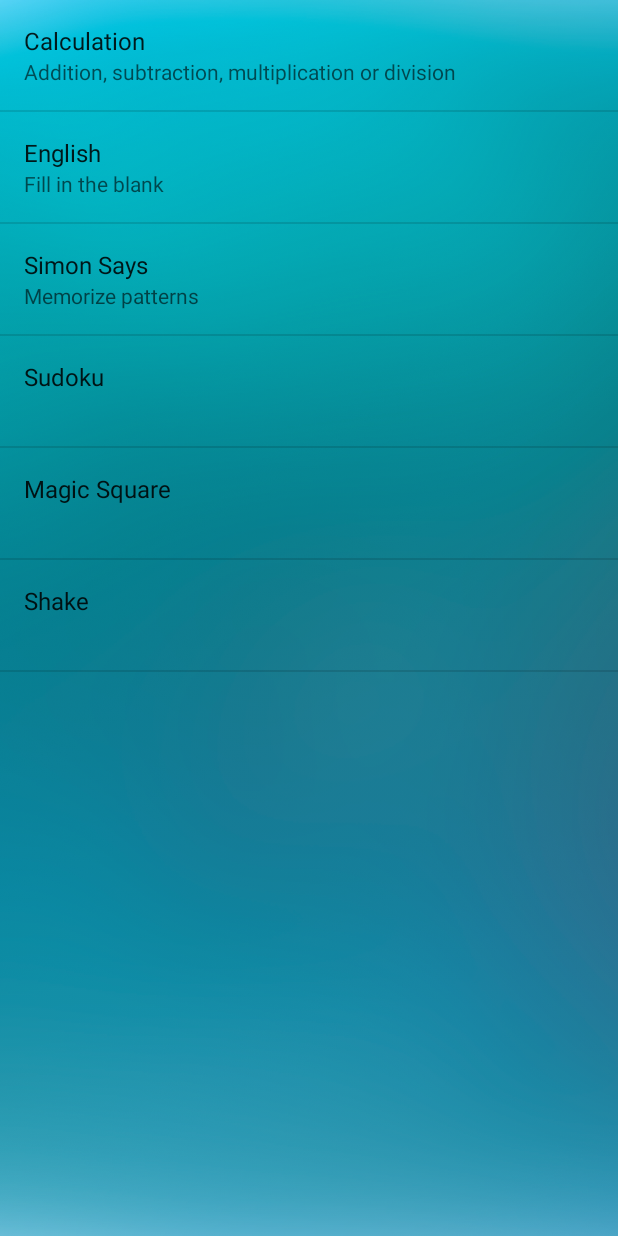
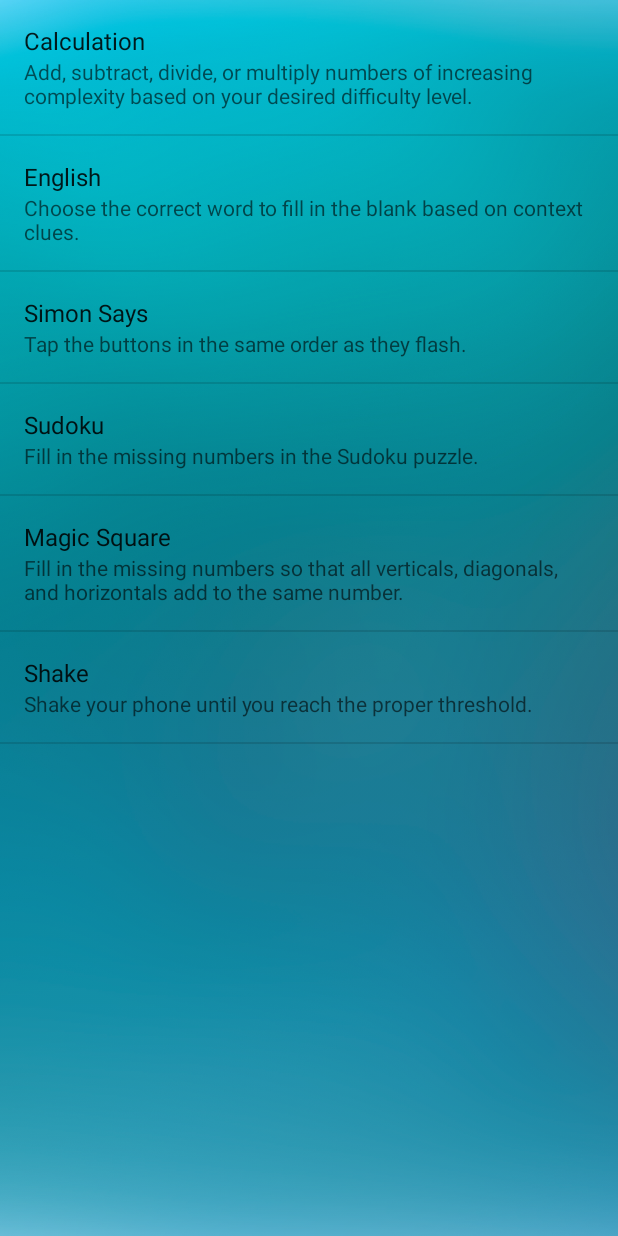
Before and after one commit to bhsuhkr/WokeAM, an Android app: the SettingActivity screen opened directly, with no data from a screen before it, after a tap on "Wakeup Tasks", on a phone screen of 412 x 824 dp. Run offline under Robolectric (Android 15) with nearby library versions, the phone set to English and light mode, and no system bars.

Commit message:
Latest Version

```diff
--- a/app/src/main/res/layout/fragment_math_task.xml
+++ b/app/src/main/res/layout/fragment_math_task.xml
@@ -69,6 +69,7 @@
         android:layout_width="wrap_content"
         android:layout_height="120dp"
         android:layout_gravity="center"
+        android:textColor="#ffff"
         android:background="@drawable/background"
         android:text="Enter" />
 
@@ -77,6 +78,7 @@
         android:layout_width="wrap_content"
         android:layout_height="120dp"
         android:layout_gravity="center"
+        android:textColor="#ffff"
         android:background="@drawable/background"
         android:text="New Question" />
     <FrameLayout
--- a/app/src/main/res/xml/setting_activity.xml
+++ b/app/src/main/res/xml/setting_activity.xml
@@ -9,7 +9,7 @@
             <ListPreference
                 android:key="math"
                 android:title="Calculation"
-                android:summary="Addition, subtraction, multiplication or division"
+                android:summary="Add, subtract, divide, or multiply numbers of increasing complexity based on your desired difficulty level."
                 android:entries="@array/Difficulty"
                 android:entryValues="@array/Difficulty"
                 android:dialogTitle="Choose the difficulty level"
@@ -18,7 +18,7 @@
             <ListPreference
                 android:key="english"
                 android:title="English"
-                android:summary="Fill in the blank"
+                android:summary="Choose the correct word to fill in the blank based on context clues."
                 android:entries="@array/Difficulty"
                 android:entryValues="@array/Difficulty"
                 android:dialogTitle="Choose the difficulty level"
@@ -27,7 +27,7 @@
             <ListPreference
                 android:key="simonSays"
                 android:title="Simon Says"
-                android:summary="Memorize patterns"
+                android:summary="Tap the buttons in the same order as they flash."
                 android:entries="@array/Difficulty"
                 android:entryValues="@array/Difficulty"
                 android:dialogTitle="Choose the difficulty level"
@@ -36,7 +36,7 @@
             <ListPreference
                 android:key="sudoku"
                 android:title="Sudoku"
-                android:summary=" "
+                android:summary="Fill in the missing numbers in the Sudoku puzzle."
                 android:entries="@array/Difficulty"
                 android:entryValues="@array/Difficulty"
                 android:dialogTitle="Choose the difficulty level"
@@ -45,7 +45,7 @@
             <ListPreference
                 android:key="magicSquare"
                 android:title="Magic Square"
-                android:summary=" "
+                android:summary="Fill in the missing numbers so that all verticals, diagonals, and horizontals add to the same number."
                 android:entries="@array/Difficulty"
                 android:entryValues="@array/Difficulty"
                 android:dialogTitle="Choose the difficulty level"
@@ -54,7 +54,7 @@
             <ListPreference
                 android:key="shake"
                 android:title="Shake"
-                android:summary=" "
+                android:summary="Shake your phone until you reach the proper threshold."
                 android:entries="@array/Difficulty"
                 android:entryValues="@array/Difficulty"
                 android:dialogTitle="Choose the difficulty level"
```
